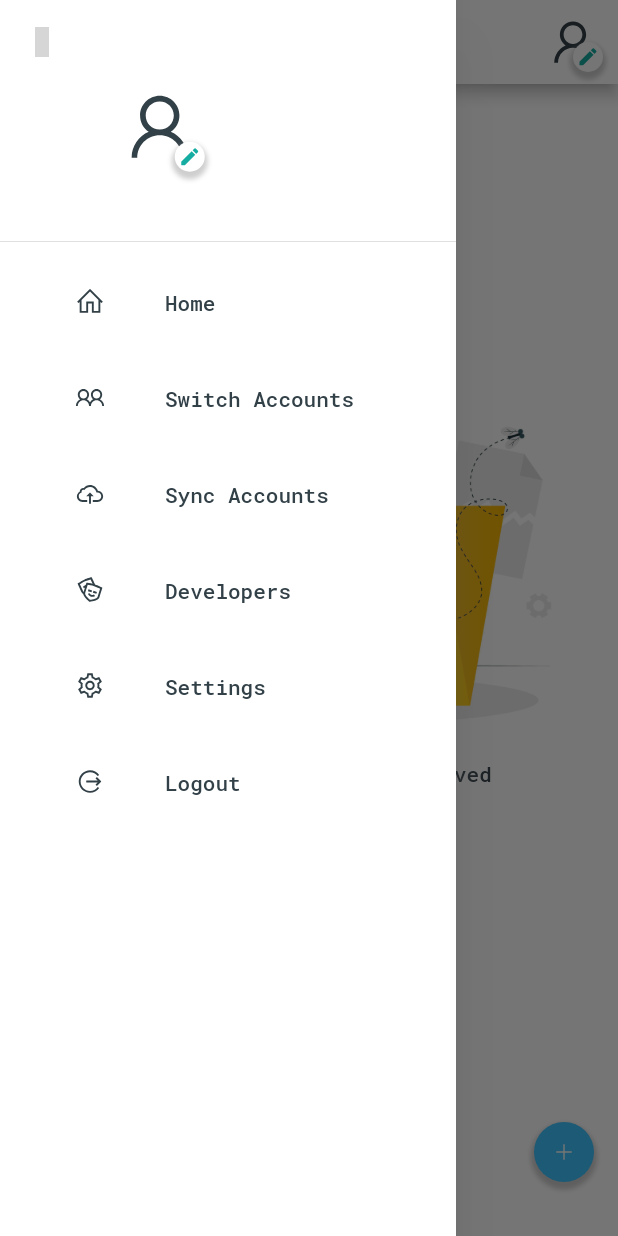
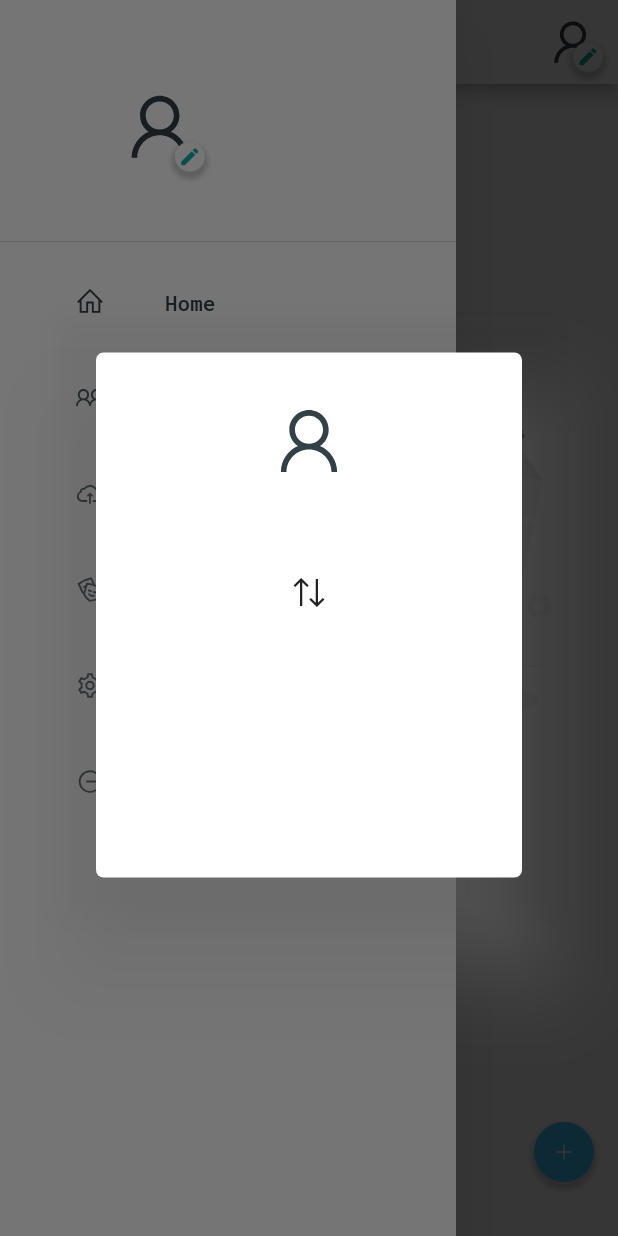
Before and after one commit to caleb-mwasikira/password-manager, a Flutter app: the HomePage screen opened by its route, in the side drawer, after a tap on "Switch Accounts", on a phone screen of 412 x 824 dp. Run offline on Flutter 3.47's test engine with Material 2 defaults, Android fonts, the phone set to English and light mode, and no system bars; drawn by our look-alikes of carousel_slider; our stand-ins replace file_picker, hive, hive_flutter, line_icons; missing offline and left inert: clipboard, custom_pop_up_menu, favicon, network_to_file_image, regexpattern, window_size; accounts and stored records are empty; grey boxes are pictures that could not be loaded.

Commit message:
Created drawer_item switch_accounts

```diff
--- a/lib/main.dart
+++ b/lib/main.dart
@@ -4,11 +4,15 @@ import 'package:provider/provider.dart';
 import 'package:window_size/window_size.dart';
 import 'package:hive_flutter/hive_flutter.dart';
 
-import 'package:password_manager/widgets/my_app.dart';
+import 'package:password_manager/controllers/app_router.dart';
+import 'package:password_manager/controllers/app_data.dart';
+import 'package:password_manager/screens/auth/login_page.dart';
+import 'package:password_manager/screens/auth/signup_page.dart';
+import 'package:password_manager/screens/home_page.dart';
+import 'package:password_manager/themes/app_theme_data.dart';
 import 'package:password_manager/controllers/vault_records_controller.dart';
 import 'package:password_manager/controllers/user_controller.dart';
 import 'package:password_manager/controllers/hive_boxes.dart';
-import 'package:password_manager/controllers/app_data.dart';
 import 'package:password_manager/models/user.dart';
 import 'package:password_manager/models/auth_record.dart';
 import 'package:password_manager/models/file_record.dart';
@@ -51,3 +55,27 @@ void main() async {
     ),
   );
 }
+
+class MyApp extends StatefulWidget {
+  @override
+  State<MyApp> createState() => _MyAppState();
+}
+
+class _MyAppState extends State<MyApp> {
+  @override
+  Widget build(BuildContext context) {
+    final ThemeData themeData = AppThemeData().theme;
+
+    return MaterialApp(
+      title: AppData.APPNAME,
+      debugShowCheckedModeBanner: false,
+      theme: themeData,
+      initialRoute: AppRouter.SIGNUP_PAGE,
+      routes: {
+        AppRouter.HOME_PAGE: (BuildContext context) => HomePage(),
+        AppRouter.SIGNUP_PAGE: (BuildContext context) => SignUpPage(),
+        AppRouter.LOGIN_PAGE: (BuildContext context) => LoginPage(),
+      },
+    );
+  }
+}
--- a/lib/screens/auth/signup_page.dart
+++ b/lib/screens/auth/signup_page.dart
@@ -7,11 +7,11 @@ import 'package:password_manager/widgets/auth_widgets/auth_widgets.dart';
 import 'package:password_manager/widgets/auth_widgets/form_submit_btn.dart';
 import 'package:password_manager/widgets/auth_widgets/provider_auth_btn.dart';
 import 'package:password_manager/widgets/forms/form_field_widget.dart';
+import 'package:password_manager/widgets/common_widgets.dart';
 import 'package:password_manager/controllers/user_controller.dart';
 import 'package:password_manager/controllers/app_router.dart';
 import 'package:password_manager/entities/auth_status.dart';
 import 'package:password_manager/models/user.dart';
-import 'package:password_manager/utils/utils.dart';
 import 'package:password_manager/utils/enums.dart';
 
 class SignUpPage extends StatefulWidget {
--- a/lib/widgets/avatars/user_avatar.dart
+++ b/lib/widgets/avatars/user_avatar.dart
@@ -8,10 +8,11 @@ import 'package:password_manager/themes/app_theme_data.dart';
 // ignore: must_be_immutable
 class UserAvatar extends StatefulWidget {
   String? imgUrl;
+
   final double radius;
   final bool isEditable;
   final BoxShape shape;
-  final Color foregroundColor;
+  final Color color;
 
   UserAvatar({
     Key? key,
@@ -19,7 +20,7 @@ class UserAvatar extends StatefulWidget {
     this.radius = 20.0,
     this.isEditable = false,
     this.shape = BoxShape.circle,
-    this.foregroundColor = AppThemeData.textColor,
+    this.color = AppThemeData.textColor,
   }) : super(key: key);
 
   @override
@@ -54,7 +55,7 @@ class _UserAvatarState extends State<UserAvatar> {
                     )
               : Icon(
                   LineIcons.user,
-                  color: widget.foregroundColor,
+                  color: widget.color,
                   size: widget.radius * 2,
                 ),
           widget.isEditable
--- a/lib/widgets/avatars/user_profile.dart
+++ b/lib/widgets/avatars/user_profile.dart
@@ -31,10 +31,8 @@ class _UserProfileState extends State<UserProfile> {
           imgUrl: widget.user?.profilePic,
           radius: 30.0,
           isEditable: widget.isEditable,
-          foregroundColor: color,
         ),
-        Container(
-          child: Column(
+        Column(
           mainAxisAlignment: MainAxisAlignment.center,
           crossAxisAlignment: widget.axis == Axis.horizontal
               ? CrossAxisAlignment.end
@@ -42,20 +40,15 @@ class _UserProfileState extends State<UserProfile> {
           children: <Widget>[
             Text(
               widget.user?.username ?? "",
-                style: Theme.of(context)
-                    .textTheme
-                    .headline2
-                    ?.copyWith(color: color),
+              style:
+                  Theme.of(context).textTheme.headline2?.copyWith(color: color),
             ),
             Text(
               widget.user?.email ?? "",
-                style: Theme.of(context)
-                    .textTheme
-                    .bodyText1
-                    ?.copyWith(color: color),
+              style:
+                  Theme.of(context).textTheme.bodyText1?.copyWith(color: color),
             ),
           ],
-          ),
         ),
       ];
 
@@ -64,7 +57,7 @@ class _UserProfileState extends State<UserProfile> {
     return Container(
       padding: EdgeInsets.symmetric(horizontal: 15.0, vertical: 10.0),
       decoration: BoxDecoration(
-        color: widget.isSelected ? Colors.lightBlueAccent : Colors.white,
+        color: widget.isSelected ? Colors.lightBlue : Colors.white,
         borderRadius: AppThemeData.borderRadiusSmall,
       ),
       child: widget.axis == Axis.horizontal
@@ -75,11 +68,9 @@ class _UserProfileState extends State<UserProfile> {
                 children: userProfileChildren,
               ),
             )
-          : IntrinsicWidth(
-              child: Column(
+          : Column(
               mainAxisAlignment: MainAxisAlignment.center,
               children: userProfileChildren,
-              ),
             ),
     );
   }
--- a/lib/widgets/drawer/drawer_widget.dart
+++ b/lib/widgets/drawer/drawer_widget.dart
@@ -2,6 +2,7 @@ import 'package:flutter/material.dart';
 import 'package:line_icons/line_icons.dart';
 import 'package:provider/provider.dart';
 
+import 'package:password_manager/widgets/drawer/switch_accounts.dart';
 import 'package:password_manager/controllers/app_router.dart';
 import 'package:password_manager/controllers/user_controller.dart';
 import 'package:password_manager/entities/drawer_item.dart';
@@ -28,10 +29,13 @@ class _DrawerWidgetState extends State<DrawerWidget> {
     DrawerItem(
       icon: LineIcons.userFriends,
       name: "Switch Accounts",
-      isDisabled: true,
       onTap: (context) {
-        throw UnimplementedError(
-            "Event SWITCH_ACCOUNTS has not yet been implemented");
+        showDialog(
+          context: context,
+          builder: (BuildContext context) {
+            return SwitchAccounts();
+          },
+        );
       },
     ),
     DrawerItem(
--- /dev/null
+++ b/lib/widgets/drawer/switch_accounts.dart
@@ -0,0 +1,149 @@
+import 'package:carousel_slider/carousel_slider.dart';
+import 'package:flutter/material.dart';
+import 'package:line_icons/line_icons.dart';
+import 'package:password_manager/widgets/action_button.dart';
+import 'package:provider/provider.dart';
+
+import 'package:password_manager/controllers/user_controller.dart';
+import 'package:password_manager/models/user.dart';
+import 'package:password_manager/themes/app_theme_data.dart';
+import 'package:password_manager/widgets/avatars/user_profile.dart';
+
+class SwitchAccounts extends StatefulWidget {
+  const SwitchAccounts({Key? key}) : super(key: key);
+
+  @override
+  _SwitchAccountsState createState() => _SwitchAccountsState();
+}
+
+class _SwitchAccountsState extends State<SwitchAccounts> {
+  CarouselController carouselController = new CarouselController();
+  String? selectedAccountEmail;
+
+  @override
+  Widget build(BuildContext context) {
+    return AlertDialog(
+      backgroundColor: Colors.transparent,
+      content: Consumer<UserController>(
+          builder: (BuildContext context, UserController userController, _) {
+        List<User> userAccounts = userController.users
+          ..remove(userController.currentlyLoggedInUser);
+
+        return Container(
+          width: 350.0,
+          height: 350.0,
+          padding: EdgeInsets.symmetric(horizontal: 20.0, vertical: 10.0),
+          decoration: BoxDecoration(
+            color: Colors.white,
+            borderRadius: AppThemeData.borderRadiusSmall,
+          ),
+          child: Stack(
+            children: [
+              Column(
+                mainAxisAlignment: MainAxisAlignment.spaceEvenly,
+                children: [
+                  // Current [UserProfile]
+                  UserProfile(
+                    user: userController.currentlyLoggedInUser,
+                    axis: Axis.vertical,
+                  ),
+
+                  RotatedBox(
+                    quarterTurns: 1,
+                    child: Icon(LineIcons.alternateExchange),
+                  ),
+
+                  // Available [UserProfile]s
+                  Container(
+                    margin: EdgeInsets.symmetric(horizontal: 40.0),
+                    child: Stack(
+                      alignment: Alignment.center,
+                      children: [
+                        CarouselSlider(
+                          carouselController: carouselController,
+                          options: CarouselOptions(
+                            height: 150.0,
+                            disableCenter: true,
+                            enableInfiniteScroll: false,
+                          ),
+                          items: userAccounts.map((userAccount) {
+                            return Builder(
+                              builder: (BuildContext context) {
+                                return GestureDetector(
+                                  onTap: () {
+                                    setState(() {
+                                      selectedAccountEmail = userAccount.email;
+                                    });
+                                  },
+                                  child: MouseRegion(
+                                    cursor: SystemMouseCursors.click,
+                                    child: Container(
+                                      width: MediaQuery.of(context).size.width,
+                                      margin:
+                                          EdgeInsets.symmetric(horizontal: 5.0),
+                                      child: UserProfile(
+                                        user: userAccount,
+                                        axis: Axis.vertical,
+                                        isSelected: userAccount.email ==
+                                            selectedAccountEmail,
+                                      ),
+                                    ),
+                                  ),
+                                );
+                              },
+                            );
+                          }).toList(),
+                        ),
+                        userAccounts.length > 1
+                            ? Align(
+                                alignment: Alignment.bottomCenter,
+                                child: Row(
+                                  mainAxisAlignment:
+                                      MainAxisAlignment.spaceBetween,
+                                  children: [
+                                    ActionButton(
+                                      iconData:
+                                          Icons.arrow_back_ios_new_rounded,
+                                      onPressed:
+                                          carouselController.previousPage,
+                                    ),
+                                    ActionButton(
+                                      iconData: Icons.arrow_forward_ios_rounded,
+                                      onPressed: carouselController.nextPage,
+                                    ),
+                                  ],
+                                ),
+                              )
+                            : SizedBox.shrink()
+                      ],
+                    ),
+                  ),
+                ],
+              ),
+              selectedAccountEmail != null
+                  ? Align(
+                      alignment: Alignment.topRight,
+                      child: IconButton(
+                        onPressed: switchUserAccount,
+                        tooltip: "Switch account to $selectedAccountEmail",
+                        iconSize: AppThemeData.iconSizeMedium + 5.0,
+                        color: Colors.lightBlue,
+                        icon: Icon(Icons.switch_account_outlined),
+                      ),
+                    )
+                  : SizedBox.shrink()
+            ],
+          ),
+        );
+      }),
+    );
+  }
+
+  void switchUserAccount() {
+    // Switch user account to selectedUserAccount
+    UserController userController =
+        Provider.of<UserController>(context, listen: false);
+
+    userController.switchUser(context, email: selectedAccountEmail!);
+  }
+}
--- a/lib/widgets/forms/auth_record_form.dart
+++ b/lib/widgets/forms/auth_record_form.dart
@@ -3,7 +3,7 @@ import 'package:line_icons/line_icons.dart';
 import 'package:provider/provider.dart';
 import 'package:uuid/uuid.dart';
 
-import 'package:password_manager/utils/utils.dart';
+import 'package:password_manager/widgets/common_widgets.dart';
 import 'package:password_manager/widgets/avatars/auth_record_avatar.dart';
 import 'package:password_manager/controllers/vault_records_controller.dart';
 import 'package:password_manager/controllers/app_data.dart';
--- a/lib/widgets/my_app.dart
+++ /dev/null
@@ -1,32 +0,0 @@
-import 'package:flutter/material.dart';
-
-import 'package:password_manager/controllers/app_router.dart';
-import 'package:password_manager/controllers/app_data.dart';
-import 'package:password_manager/screens/auth/login_page.dart';
-import 'package:password_manager/screens/auth/signup_page.dart';
-import 'package:password_manager/screens/home_page.dart';
-import 'package:password_manager/themes/app_theme_data.dart';
-
-class MyApp extends StatefulWidget {
-  @override
-  State<MyApp> createState() => _MyAppState();
-}
-
-class _MyAppState extends State<MyApp> {
-  @override
-  Widget build(BuildContext context) {
-    final ThemeData themeData = AppThemeData().theme;
-
-    return MaterialApp(
-      title: AppData.APPNAME,
-      debugShowCheckedModeBanner: false,
-      theme: themeData,
-      initialRoute: AppRouter.SIGNUP_PAGE,
-      routes: {
-        AppRouter.HOME_PAGE: (BuildContext context) => HomePage(),
-        AppRouter.SIGNUP_PAGE: (BuildContext context) => SignUpPage(),
-        AppRouter.LOGIN_PAGE: (BuildContext context) => LoginPage(),
-      },
-    );
-  }
-}
--- a/pubspec.yaml
+++ b/pubspec.yaml
@@ -36,6 +36,7 @@ dependencies:
   path_provider: ^2.0.7
   provider: ^6.0.1
   network_to_file_image: ^3.0.3
+  carousel_slider: ^4.0.0
 
   window_size:
     git:
```
Also changed, not shown: lib/controllers/user_controller.dart (+20 -7 lines), lib/screens/auth/login_page.dart (+6 -4 lines), lib/utils/utils.dart (+1 -38 lines), lib/widgets/avatars/edit_user_avatar.dart (+1 -20 lines), lib/widgets/common_widgets.dart (added, +67 -0 lines), lib/widgets/vault_records/confirmation_dialog.dart (+4 -26 lines). Lines whose indentation alone changed are shown as unchanged.
